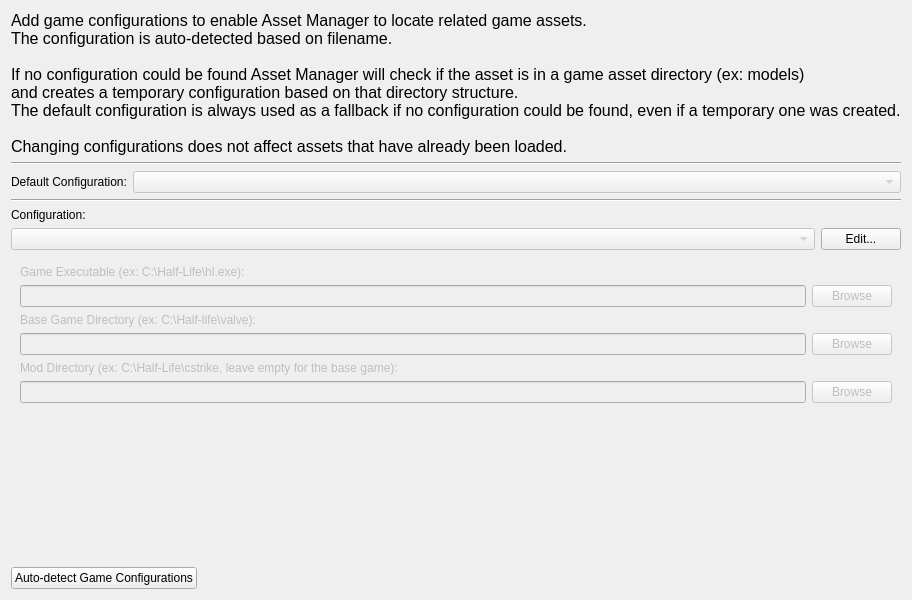
Above: src/hlam/ui/options/gameconfigurations/OptionsPageGameConfigurations.ui from SamVanheer/HalfLifeAssetManager before the change. Below: the same form after it.
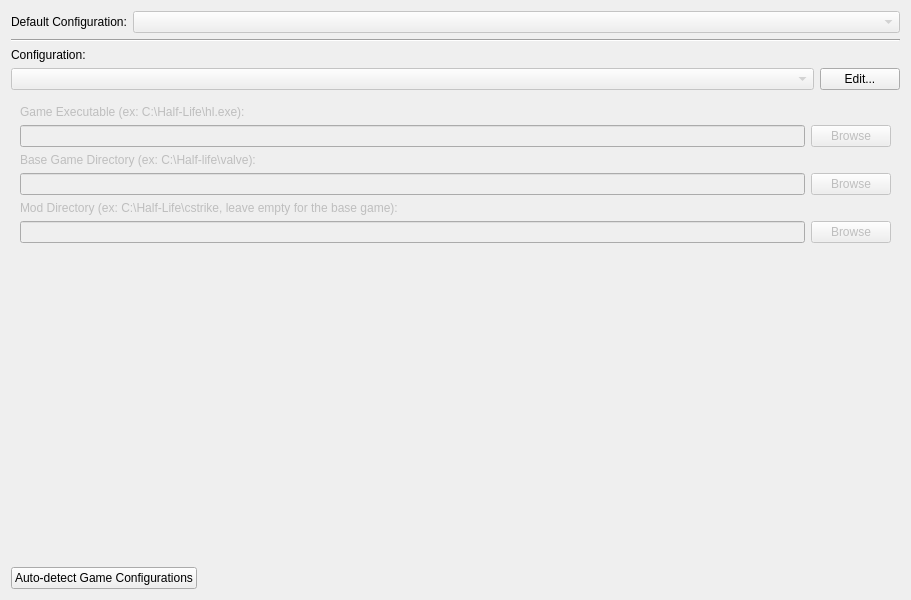
That is the form after the change.

The edit to the form file:
```diff
--- a/src/hlam/ui/options/gameconfigurations/OptionsPageGameConfigurations.ui
+++ b/src/hlam/ui/options/gameconfigurations/OptionsPageGameConfigurations.ui
@@ -14,14 +14,7 @@
    <string>Form</string>
   </property>
   <layout class="QGridLayout" name="gridLayout">
-   <item row="3" column="0">
-    <widget class="Line" name="line_2">
-     <property name="orientation">
-      <enum>Qt::Horizontal</enum>
-     </property>
-    </widget>
-   </item>
-   <item row="4" column="0">
+   <item row="2" column="0">
     <layout class="QGridLayout" name="gridLayout_3">
      <item row="1" column="1">
       <widget class="QPushButton" name="EditConfigurations">
@@ -52,14 +45,31 @@
      </item>
     </layout>
    </item>
-   <item row="1" column="0">
-    <widget class="Line" name="line">
-     <property name="orientation">
-      <enum>Qt::Horizontal</enum>
-     </property>
-    </widget>
+   <item row="0" column="0">
+    <layout class="QGridLayout" name="gridLayout_2">
+     <item row="0" column="1">
+      <widget class="QComboBox" name="DefaultConfiguration">
+       <property name="enabled">
+        <bool>false</bool>
+       </property>
+      </widget>
+     </item>
+     <item row="0" column="0">
+      <widget class="QLabel" name="label_3">
+       <property name="sizePolicy">
+        <sizepolicy hsizetype="Fixed" vsizetype="Preferred">
+         <horstretch>0</horstretch>
+         <verstretch>0</verstretch>
+        </sizepolicy>
+       </property>
+       <property name="text">
+        <string>Default Configuration:</string>
+       </property>
+      </widget>
+     </item>
+    </layout>
    </item>
-   <item row="7" column="0">
+   <item row="5" column="0">
     <layout class="QHBoxLayout" name="horizontalLayout">
      <item>
       <widget class="QPushButton" name="Autodetect">
@@ -83,7 +93,27 @@
      </item>
     </layout>
    </item>
-   <item row="5" column="0">
+   <item row="4" column="0">
+    <spacer name="verticalSpacer_2">
+     <property name="orientation">
+      <enum>Qt::Vertical</enum>
+     </property>
+     <property name="sizeHint" stdset="0">
+      <size>
+       <width>20</width>
+       <height>0</height>
+      </size>
+     </property>
+    </spacer>
+   </item>
+   <item row="1" column="0">
+    <widget class="Line" name="line_2">
+     <property name="orientation">
+      <enum>Qt::Horizontal</enum>
+     </property>
+    </widget>
+   </item>
+   <item row="3" column="0">
     <widget class="QWidget" name="ConfigurationData" native="true">
      <property name="enabled">
       <bool>false</bool>
@@ -143,62 +173,6 @@
      </layout>
     </widget>
    </item>
-   <item row="0" column="0">
-    <widget class="QLabel" name="label">
-     <property name="font">
-      <font>
-       <pointsize>12</pointsize>
-      </font>
-     </property>
-     <property name="text">
-      <string>Add game configurations to enable Asset Manager to locate related game assets.
-The configuration is auto-detected based on filename.
-
-If no configuration could be found Asset Manager will check if the asset is in a game asset directory (ex: models) 
-and creates a temporary configuration based on that directory structure.
-The default configuration is always used as a fallback if no configuration could be found, even if a temporary one was created.
-
-Changing configurations does not affect assets that have already been loaded.</string>
-     </property>
-    </widget>
-   </item>
-   <item row="6" column="0">
-    <spacer name="verticalSpacer_2">
-     <property name="orientation">
-      <enum>Qt::Vertical</enum>
-     </property>
-     <property name="sizeHint" stdset="0">
-      <size>
-       <width>20</width>
-       <height>0</height>
-      </size>
-     </property>
-    </spacer>
-   </item>
-   <item row="2" column="0">
-    <layout class="QGridLayout" name="gridLayout_2">
-     <item row="0" column="1">
-      <widget class="QComboBox" name="DefaultConfiguration">
-       <property name="enabled">
-        <bool>false</bool>
-       </property>
-      </widget>
-     </item>
-     <item row="0" column="0">
-      <widget class="QLabel" name="label_3">
-       <property name="sizePolicy">
-        <sizepolicy hsizetype="Fixed" vsizetype="Preferred">
-         <horstretch>0</horstretch>
-         <verstretch>0</verstretch>
-        </sizepolicy>
-       </property>
-       <property name="text">
-        <string>Default Configuration:</string>
-       </property>
-      </widget>
-     </item>
-    </layout>
-   </item>
   </layout>
  </widget>
  <resources/>
```
